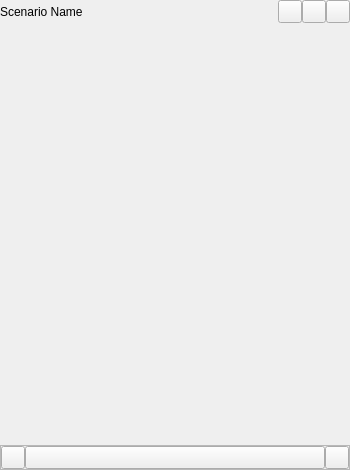
The window that src/bin/scenarist-mobile/UserInterfaceLayer/Scenario/ScenarioTextView.ui (dimkanovikov/KITScenarist) describes before a commit, drawn with Qt 5.
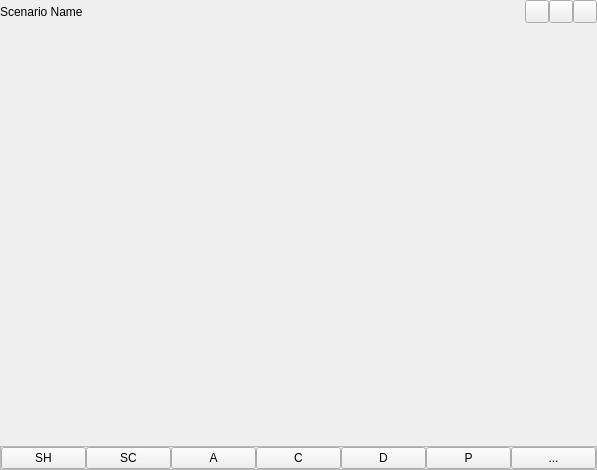
The same window after the commit. Icons and pictures are not drawn. Custom widgets are drawn as their Qt base class.

Commit message: Improved scenario text view toolbar with block types

```diff
--- a/src/bin/scenarist-mobile/UserInterfaceLayer/Scenario/ScenarioTextView.ui
+++ b/src/bin/scenarist-mobile/UserInterfaceLayer/Scenario/ScenarioTextView.ui
@@ -6,7 +6,7 @@
    <rect>
     <x>0</x>
     <y>0</y>
-    <width>350</width>
+    <width>597</width>
     <height>470</height>
    </rect>
   </property>
@@ -124,13 +124,92 @@
        <number>0</number>
       </property>
       <item>
-       <widget class="QToolButton" name="tab">
+       <widget class="QPushButton" name="sceneHeadingStyle">
+        <property name="sizePolicy">
+         <sizepolicy hsizetype="Preferred" vsizetype="Preferred">
+          <horstretch>0</horstretch>
+          <verstretch>0</verstretch>
+         </sizepolicy>
+        </property>
         <property name="text">
-         <string/>
+         <string>SH</string>
         </property>
-        <property name="icon">
-         <iconset resource="../../../scenarist-core/Resources/Resources.qrc">
-          <normaloff>:/Graphics/Icons/Mobile/keyboard-tab.png</normaloff>:/Graphics/Icons/Mobile/keyboard-tab.png</iconset>
+        <property name="checkable">
+         <bool>true</bool>
+        </property>
+       </widget>
+      </item>
+      <item>
+       <widget class="QPushButton" name="sceneCharactersStyle">
+        <property name="sizePolicy">
+         <sizepolicy hsizetype="Preferred" vsizetype="Preferred">
+          <horstretch>0</horstretch>
+          <verstretch>0</verstretch>
+         </sizepolicy>
+        </property>
+        <property name="text">
+         <string>SC</string>
+        </property>
+        <property name="checkable">
+         <bool>true</bool>
+        </property>
+       </widget>
+      </item>
+      <item>
+       <widget class="QPushButton" name="actionStyle">
+        <property name="sizePolicy">
+         <sizepolicy hsizetype="Preferred" vsizetype="Preferred">
+          <horstretch>0</horstretch>
+          <verstretch>0</verstretch>
+         </sizepolicy>
+        </property>
+        <property name="text">
+         <string>A</string>
+        </property>
+        <property name="checkable">
+         <bool>true</bool>
+        </property>
+       </widget>
+      </item>
+      <item>
+       <widget class="QPushButton" name="characterStyle">
+        <property name="text">
+         <string>C</string>
+        </property>
+        <property name="checkable">
+         <bool>true</bool>
+        </property>
+       </widget>
+      </item>
+      <item>
+       <widget class="QPushButton" name="dialogueStyle">
+        <property name="sizePolicy">
+         <sizepolicy hsizetype="Preferred" vsizetype="Preferred">
+          <horstretch>0</horstretch>
+          <verstretch>0</verstretch>
+         </sizepolicy>
+        </property>
+        <property name="text">
+         <string>D</string>
+        </property>
+        <property name="checkable">
+         <bool>true</bool>
+        </property>
+       </widget>
+      </item>
+      <item>
+       <widget class="QPushButton" name="parentheticalStyle">
+        <property name="sizePolicy">
+         <sizepolicy hsizetype="Preferred" vsizetype="Preferred">
+          <horstretch>0</horstretch>
+          <verstretch>0</verstretch>
+         </sizepolicy>
+        </property>
+        <property name="text">
+         <string>P</string>
+        </property>
+        <property name="checkable">
+         <bool>true</bool>
         </property>
        </widget>
       </item>
@@ -143,18 +222,10 @@
          </sizepolicy>
         </property>
         <property name="text">
-         <string/>
+         <string>...</string>
         </property>
-       </widget>
-      </item>
-      <item>
-       <widget class="QToolButton" name="enter">
-        <property name="text">
-         <string/>
-        </property>
-        <property name="icon">
-         <iconset resource="../../../scenarist-core/Resources/Resources.qrc">
-          <normaloff>:/Graphics/Icons/Mobile/keyboard-return.png</normaloff>:/Graphics/Icons/Mobile/keyboard-return.png</iconset>
+        <property name="checkable">
+         <bool>true</bool>
         </property>
        </widget>
       </item>
```
The commit also changes 4 other files.
